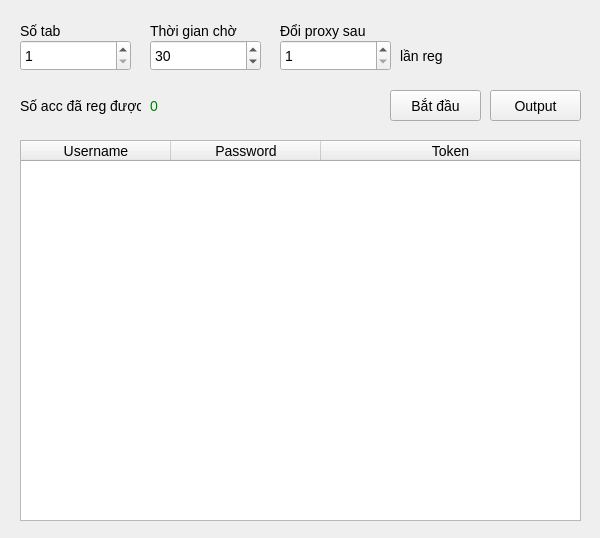
Old version of the form ui/MainWindow.ui in the repository nguyenvantat1182002/bloxreg.
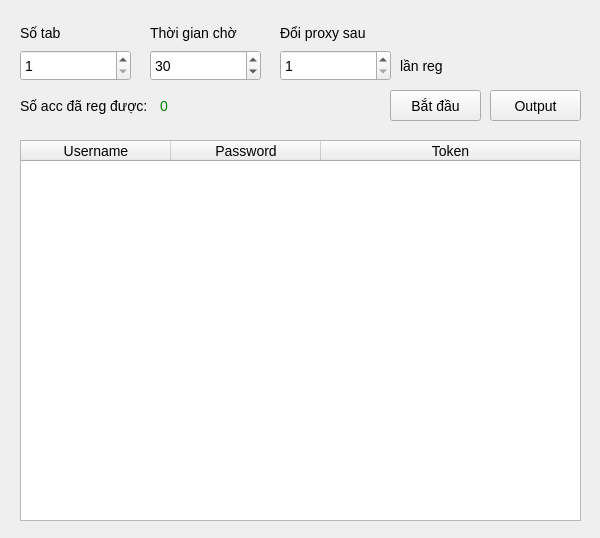
New version of the form.

What changed in the file:
```diff
--- a/ui/MainWindow.ui
+++ b/ui/MainWindow.ui
@@ -66,7 +66,7 @@
          <x>10</x>
          <y>10</y>
          <width>47</width>
-         <height>21</height>
+         <height>25</height>
         </rect>
        </property>
        <property name="text">
@@ -77,7 +77,7 @@
        <property name="geometry">
         <rect>
          <x>10</x>
-         <y>30</y>
+         <y>40</y>
          <width>111</width>
          <height>31</height>
         </rect>
@@ -91,7 +91,7 @@
         <rect>
          <x>10</x>
          <y>80</y>
-         <width>121</width>
+         <width>131</width>
          <height>31</height>
         </rect>
        </property>
@@ -102,9 +102,9 @@
       <widget class="QLabel" name="label_3">
        <property name="geometry">
         <rect>
-         <x>140</x>
+         <x>150</x>
          <y>80</y>
-         <width>231</width>
+         <width>221</width>
          <height>31</height>
         </rect>
        </property>
@@ -132,7 +132,7 @@
        <property name="geometry">
         <rect>
          <x>140</x>
-         <y>30</y>
+         <y>40</y>
          <width>111</width>
          <height>31</height>
         </rect>
@@ -153,7 +153,7 @@
          <x>140</x>
          <y>10</y>
          <width>91</width>
-         <height>21</height>
+         <height>25</height>
         </rect>
        </property>
        <property name="text">
@@ -217,7 +217,7 @@
        <property name="geometry">
         <rect>
          <x>270</x>
-         <y>30</y>
+         <y>40</y>
          <width>111</width>
          <height>31</height>
         </rect>
@@ -238,7 +238,7 @@
          <x>270</x>
          <y>10</y>
          <width>91</width>
-         <height>21</height>
+         <height>25</height>
         </rect>
        </property>
        <property name="text">
@@ -249,7 +249,7 @@
        <property name="geometry">
         <rect>
          <x>390</x>
-         <y>30</y>
+         <y>40</y>
          <width>51</width>
          <height>31</height>
         </rect>
```
